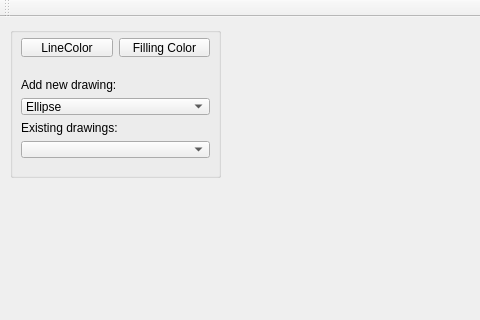
This is 6-uml/lab1/shapes-gui/mainwindow.ui in UladBohdan/bsu as Qt 5 draws it before an edit; both pictures show x 0 to 480 and y 0 to 320 of the 814 by 500 pixel window. The edited form follows.
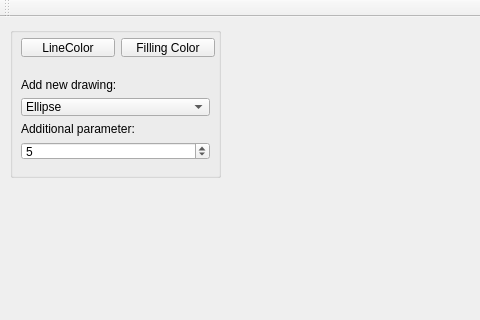
This is the edited form.

What changed in the file:
```diff
--- a/6-uml/lab1/shapes-gui/mainwindow.ui
+++ b/6-uml/lab1/shapes-gui/mainwindow.ui
@@ -38,7 +38,7 @@
        <x>0</x>
        <y>40</y>
        <width>211</width>
-       <height>103</height>
+       <height>104</height>
       </rect>
      </property>
      <layout class="QVBoxLayout" name="verticalLayout">
@@ -121,12 +121,19 @@
       <item>
        <widget class="QLabel" name="label_2">
         <property name="text">
-         <string>Existing drawings:</string>
+         <string>Additional parameter:</string>
         </property>
        </widget>
       </item>
       <item>
-       <widget class="QComboBox" name="historyComboBox"/>
+       <widget class="QSpinBox" name="paramSpinBox">
+        <property name="minimum">
+         <number>3</number>
+        </property>
+        <property name="value">
+         <number>5</number>
+        </property>
+       </widget>
       </item>
      </layout>
     </widget>
@@ -135,7 +142,7 @@
       <rect>
        <x>0</x>
        <y>0</y>
-       <width>211</width>
+       <width>216</width>
        <height>41</height>
       </rect>
      </property>
```
Left out of the diff: 23 changed lines with no effect on the pictures.
